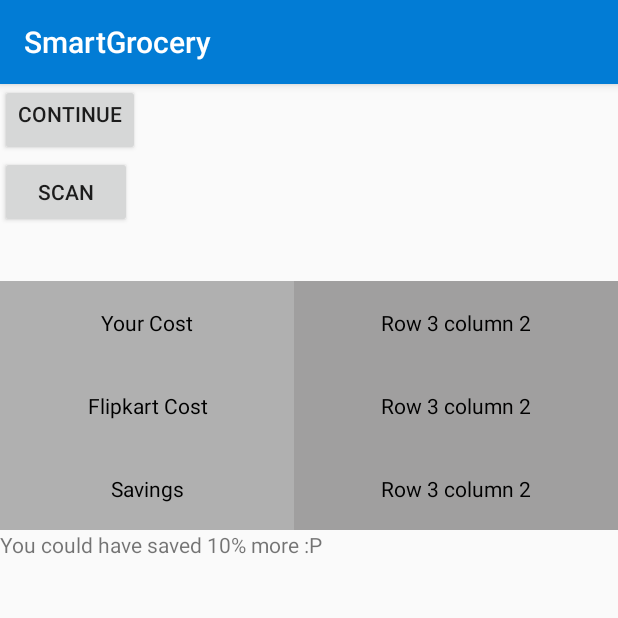
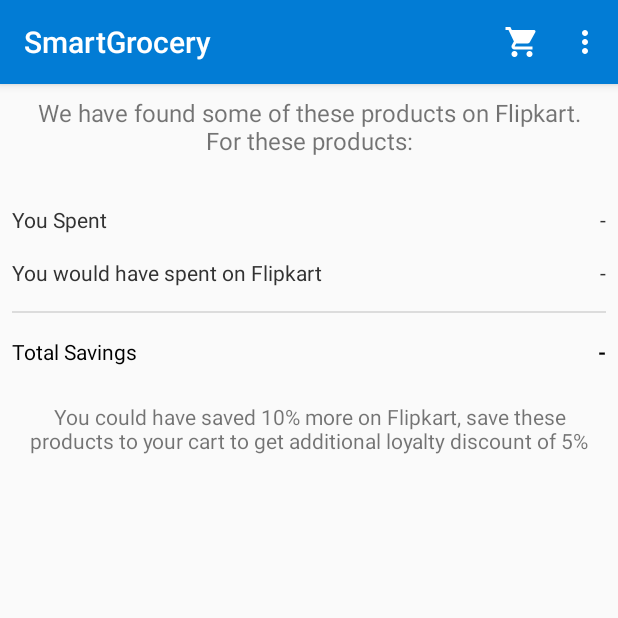
Before and after one commit to mohitagarwal/smartGrocery, an Android app: the OCRActivity screen opened directly, with no data from a screen before it, on a phone screen of 412 x 824 dp, the top half of it. Run offline under Robolectric (Android 15) with nearby library versions, the phone set to English and light mode, and no system bars; libraries missing offline, so code that uses them is left out: com.google.android.gms.

Commit message:
some ui fixes

```diff
--- a/app/src/main/AndroidManifest.xml
+++ b/app/src/main/AndroidManifest.xml
@@ -20,6 +20,7 @@
         <meta-data
             android:name="AA_DB_VERSION"
             android:value="1" />
+        <meta-data android:name="AA_MODELS" android:value="com.flipkart.smartgrocery.models.ShoppingCart" />
 
         <activity android:name=".activities.MainActivity">
             <intent-filter>
--- a/app/src/main/java/com/flipkart/smartgrocery/activities/OCRActivity.java
+++ b/app/src/main/java/com/flipkart/smartgrocery/activities/OCRActivity.java
@@ -17,12 +17,13 @@ import android.support.annotation.NonNull;
 import android.support.v4.app.ActivityCompat;
 import android.support.v4.content.ContextCompat;
 import android.support.v7.app.AppCompatActivity;
-import android.text.method.ScrollingMovementMethod;
 import android.util.DisplayMetrics;
 import android.util.Log;
 import android.util.SparseArray;
+import android.view.Menu;
+import android.view.MenuInflater;
+import android.view.MenuItem;
 import android.view.View;
-import android.widget.Button;
 import android.widget.ListView;
 import android.widget.TextView;
 import android.widget.Toast;
@@ -61,13 +62,10 @@ public class OCRActivity extends AppCompatActivity {
     public static final int CAMERA_PERMISSION_REQUEST = 103;
 
     private Uri imageUri;
-    private TextView detectedTextView;
-    private Button scan;
     private TextView yourCostView;
     private TextView fkCostView;
     private TextView savingsView;
     private ListView productsListView;
-    private Button continueShopping;
 
     private static final String FLASH_STATE = "FLASH_STATE";
     private static final String SELECTED_FORMATS = "SELECTED_FORMATS";
@@ -116,24 +114,26 @@ public class OCRActivity extends AppCompatActivity {
         fkCostView = (TextView) findViewById(R.id.fk_cost);
         savingsView = (TextView) findViewById(R.id.savings);
         productsListView = (ListView) findViewById(R.id.product_list);
-        continueShopping = (Button) findViewById(R.id.continueToCart);
-        continueShopping.setOnClickListener(new View.OnClickListener() {
-            @Override
-            public void onClick(View view) {
-                Intent intent = new Intent(OCRActivity.this, ShoppingCartActivity.class);
-                startActivity(intent);
-            }
-        });
+    }
 
-        detectedTextView = (TextView) findViewById(R.id.detected_text);
-        detectedTextView.setMovementMethod(new ScrollingMovementMethod());
-        scan = (Button) findViewById(R.id.scan);
-        scan.setOnClickListener(new View.OnClickListener() {
-            @Override
-            public void onClick(View view) {
+    @Override
+    public boolean onCreateOptionsMenu(Menu menu) {
+        MenuInflater menuInflater = getMenuInflater();
+        menuInflater.inflate(R.menu.cart_scan_receipt, menu);
+        return super.onCreateOptionsMenu(menu);
+    }
+
+    @Override
+    public boolean onOptionsItemSelected(MenuItem item) {
+        switch (item.getItemId()) {
+            case R.id.menu_cart:
+                startActivity(new Intent(OCRActivity.this, ShoppingCartActivity.class));
+                break;
+            case R.id.menu_scan_another_receipt:
                 takePhoto();
-            }
-        });
+                break;
+        }
+        return super.onOptionsItemSelected(item);
     }
 
     private void takePhoto() {
@@ -240,7 +240,7 @@ public class OCRActivity extends AppCompatActivity {
         yourCostView.setText(response.getYourCost());
         fkCostView.setText(response.getFkCost());
         savingsView.setText(response.getSaving());
-        ProductListAdapter adapter = new ProductListAdapter(response.getProducts(), this);
+        ProductListAdapter adapter = new ProductListAdapter(response.getProducts(), this, true);
         productsListView.setAdapter(adapter);
     }
 
--- a/app/src/main/java/com/flipkart/smartgrocery/activities/ShoppingCartActivity.java
+++ b/app/src/main/java/com/flipkart/smartgrocery/activities/ShoppingCartActivity.java
@@ -3,6 +3,7 @@ package com.flipkart.smartgrocery.activities;
 import android.os.Bundle;
 import android.support.annotation.Nullable;
 import android.support.v7.app.AppCompatActivity;
+import android.widget.Button;
 import android.widget.ListView;
 import android.widget.TextView;
 
@@ -28,6 +29,7 @@ public class ShoppingCartActivity extends AppCompatActivity {
     private TextView totalAmountView;
     private TextView totalDiscountView;
     private TextView totalPayableView;
+    private Button checkoutButton;
 
 
     @Override
@@ -38,6 +40,7 @@ public class ShoppingCartActivity extends AppCompatActivity {
         totalAmountView = (TextView) findViewById(R.id.totalAmount);
         totalDiscountView = (TextView) findViewById(R.id.discountAmount);
         totalPayableView = (TextView) findViewById(R.id.payableAmount);
+        checkoutButton = (Button) findViewById(R.id.pay);
         displayList();
     }
 
@@ -60,7 +63,7 @@ public class ShoppingCartActivity extends AppCompatActivity {
             model.setPrice(cart.price);
             model.setCategory(cart.vertical);
             model.setQuantity(cart.quantity);
-            model.setUnit(cart.unit);
+            model.setFsn(cart.fsn);
             model.setDiscount(cart.discount);
             ArrayList<String> attrs = new ArrayList<String>(Arrays.asList(cart.attributes.split(" , ")));
             ArrayList<IdAttributes> idAttributes = new ArrayList<>();
--- a/app/src/main/java/com/flipkart/smartgrocery/adapters/ProductListAdapter.java
+++ b/app/src/main/java/com/flipkart/smartgrocery/adapters/ProductListAdapter.java
@@ -36,6 +36,7 @@ public class ProductListAdapter extends BaseAdapter {
         this.products = products;
         mInflater = (LayoutInflater) context.getSystemService(Context.LAYOUT_INFLATER_SERVICE);
         this.context = context;
+        this.showActions = showActions;
     }
 
 
@@ -137,9 +138,6 @@ public class ProductListAdapter extends BaseAdapter {
             }else {
                 viewHolder.actionsView.setVisibility(View.GONE);
             }
-
-
-
         }
     }
 
--- a/app/src/main/java/com/flipkart/smartgrocery/netowking/response/ProductModel.java
+++ b/app/src/main/java/com/flipkart/smartgrocery/netowking/response/ProductModel.java
@@ -28,8 +28,6 @@ public class ProductModel {
 
     private int quantity;
 
-    private String unit;
-
     private int discount;
 
     @SerializedName("id_attributes")
--- a/app/src/main/res/layout/activity_ocr.xml
+++ b/app/src/main/res/layout/activity_ocr.xml
@@ -1,40 +1,24 @@
 <?xml version="1.0" encoding="utf-8"?>
 <RelativeLayout xmlns:android="http://schemas.android.com/apk/res/android"
-    xmlns:tools="http://schemas.android.com/tools"
     android:layout_width="match_parent"
     android:layout_height="match_parent"
     android:orientation="vertical">
 
-    <Button
-        android:id="@+id/continueToCart"
-        android:layout_width="wrap_content"
+    <TextView
+        android:id="@+id/static_text"
+        android:layout_width="match_parent"
         android:layout_height="wrap_content"
-        android:gravity="top"
-        android:text="Continue"/>
-
-    <Button
-        android:id="@+id/scan"
-        android:layout_below="@id/continueToCart"
-        android:layout_width="wrap_content"
-        android:layout_height="wrap_content"
-        android:text="Scan" />
-
-    <TextView
-        android:id="@+id/detected_text"
-        android:layout_width="wrap_content"
-        android:layout_height="wrap_content"
-        android:layout_below="@id/scan"
-        android:layout_centerHorizontal="true"
-        android:layout_margin="8dp"
-        android:background="#EEEEEE"
-        android:scrollbars="vertical"
-        tools:text="sfsdfd" />
+        android:gravity="center"
+        android:padding="8dp"
+        android:text="@string/after_receipt_scan_static_text"
+        android:textSize="16dp" />
 
     <TableLayout
         android:id="@+id/table"
         android:layout_width="match_parent"
         android:layout_height="wrap_content"
-        android:layout_below="@id/detected_text"
+        android:layout_below="@id/static_text"
+        android:layout_marginTop="16dp"
         android:shrinkColumns="*"
         android:stretchColumns="*">
 
@@ -45,20 +29,17 @@
 
             <TextView
                 android:layout_weight="1"
-                android:background="#b0b0b0"
-                android:gravity="center"
-                android:padding="18dip"
-                android:text="Your Cost"
-                android:textColor="#000000" />
+                android:padding="8dip"
+                android:text="You Spent"
+                android:textColor="@android:color/secondary_text_light" />
 
             <TextView
                 android:id="@+id/your_cost"
                 android:layout_weight="1"
-                android:background="#a09f9f"
-                android:gravity="center"
-                android:padding="18dip"
-                android:text="Row 3 column 2"
-                android:textColor="#000000" />
+                android:gravity="right"
+                android:padding="8dip"
+                android:text="-"
+                android:textColor="@android:color/secondary_text_light" />
         </TableRow>
 
         <TableRow
@@ -68,21 +49,27 @@
 
             <TextView
                 android:layout_weight="1"
-                android:background="#b0b0b0"
-                android:gravity="center"
-                android:padding="18dip"
-                android:text="Flipkart Cost"
-                android:textColor="#000000" />
+                android:padding="8dip"
+                android:text="You would have spent on Flipkart"
+                android:textColor="@android:color/secondary_text_light" />
 
             <TextView
                 android:id="@+id/fk_cost"
                 android:layout_weight="1"
-                android:background="#a09f9f"
-                android:gravity="center"
-                android:padding="18dip"
-                android:text="Row 3 column 2"
-                android:textColor="#000000" />
+                android:gravity="right"
+                android:padding="8dip"
+                android:text="-"
+                android:textColor="@android:color/secondary_text_light" />
+        </TableRow>
 
+        <TableRow>
+
+            <include
+                layout="@layout/include_divider"
+                android:layout_width="match_parent"
+                android:layout_height="1dp"
+                android:layout_margin="8dp"
+                android:layout_weight="1" />
         </TableRow>
 
         <TableRow
@@ -92,20 +79,18 @@
 
             <TextView
                 android:layout_weight="1"
-                android:background="#b0b0b0"
-                android:gravity="center"
-                android:padding="18dip"
-                android:text="Savings"
-                android:textColor="#000000" />
+                android:padding="8dip"
+                android:text="Total Savings"
+                android:textColor="@android:color/primary_text_light" />
 
             <TextView
                 android:id="@+id/savings"
                 android:layout_weight="1"
-                android:background="#a09f9f"
-                android:gravity="center"
-                android:padding="18dip"
-                android:text="Row 3 column 2"
-                android:textColor="#000000" />
+                android:gravity="right"
+                android:padding="8dip"
+                android:text="-"
+                android:textColor="@android:color/primary_text_light"
+                android:textStyle="bold" />
         </TableRow>
     </TableLayout>
 
@@ -114,15 +99,14 @@
         android:layout_width="match_parent"
         android:layout_height="wrap_content"
         android:layout_below="@id/table"
-        android:text="You could have saved 10% more :P" />
+        android:layout_marginTop="8dp"
+        android:gravity="center"
+        android:padding="8dp"
+        android:text="@string/discount_text_after_receipt_scan" />
 
     <ListView
         android:id="@+id/product_list"
         android:layout_width="match_parent"
         android:layout_height="wrap_content"
-        android:layout_below="@id/savings_text"
-        />
-
-
-
+        android:layout_below="@id/savings_text" />
 </RelativeLayout>
--- /dev/null
+++ b/app/src/main/res/menu/cart_scan_receipt.xml
@@ -0,0 +1,13 @@
+<?xml version="1.0" encoding="utf-8"?>
+<menu xmlns:android="http://schemas.android.com/apk/res/android"
+    xmlns:app="http://schemas.android.com/apk/res-auto">
+    <item
+        android:id="@+id/menu_cart"
+        android:icon="@drawable/ic_shopping_cart_white_24dp"
+        android:title="Cart"
+        app:showAsAction="always" />
+    <item
+        android:id="@+id/menu_scan_another_receipt"
+        android:title="Scan Another Receipt"
+        app:showAsAction="never" />
+</menu>
--- a/app/src/main/res/values/strings.xml
+++ b/app/src/main/res/values/strings.xml
@@ -2,5 +2,7 @@
     <string name="app_name">SmartGrocery</string>
     <string name="shared_pref_file_name">hackday</string>
     <string name="shared_pref_last_detected_text">lastDetectedText</string>
-    <string name="barcode_scanner_text">Sample</string>
+    <string name="barcode_scanner_text">Scan barcode of the product and we will show you our best price.</string>
+    <string name="after_receipt_scan_static_text">We have found some of these products on Flipkart.\nFor these products:</string>
+    <string name="discount_text_after_receipt_scan">You could have saved 10% more on Flipkart, save these products to your cart to get additional loyalty discount of 5%</string>
 </resources>
```
Also changed, not shown: app/src/main/java/com/flipkart/smartgrocery/activities/MainActivity.java (+21 -1 lines), app/src/main/java/com/flipkart/smartgrocery/models/ShoppingCart.java (+4 -4 lines), app/src/main/res/menu/cart.xml (added, +9 -0 lines), app/src/main/res/drawable-hdpi/ic_shopping_cart_white_24dp.png (added), app/src/main/res/drawable-mdpi/ic_shopping_cart_white_24dp.png (added), app/src/main/res/drawable-xhdpi/ic_shopping_cart_white_24dp.png (added), app/src/main/res/drawable-xxhdpi/ic_shopping_cart_white_24dp.png (added), app/src/main/res/drawable-xxxhdpi/ic_shopping_cart_white_24dp.png (added).
